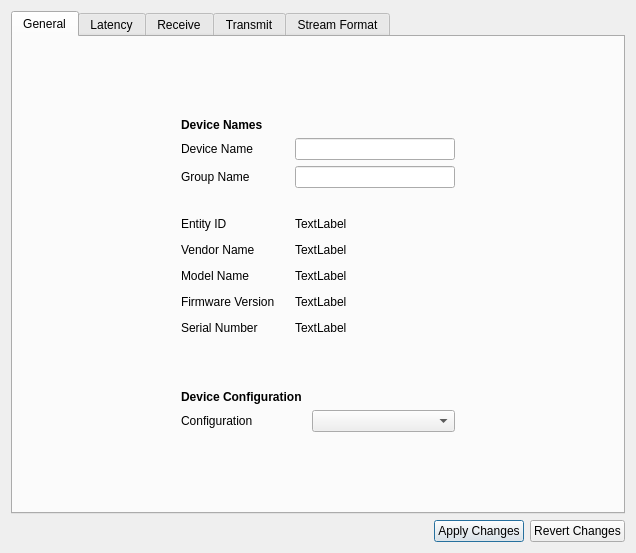
christophe-calmejane/Hive, file src/deviceDetailsDialog.ui: the form before one commit.
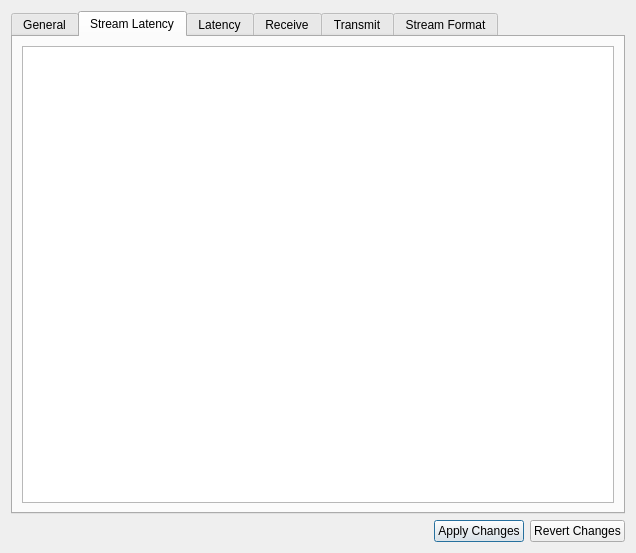
The form after the commit. The open tabs and pages were chosen to show the change.

Commit message: Added new LatencyTab in DeviceDetails

What changed in the file:
```diff
--- a/src/deviceDetailsDialog.ui
+++ b/src/deviceDetailsDialog.ui
@@ -70,7 +70,6 @@
                         <widget class="QLabel" name="label_4">
                           <property name="font">
                             <font>
-                              <weight>75</weight>
                               <bold>true</bold>
                             </font>
                           </property>
@@ -256,7 +255,6 @@
                         <widget class="QLabel" name="label_5">
                           <property name="font">
                             <font>
-                              <weight>75</weight>
                               <bold>true</bold>
                             </font>
                           </property>
@@ -307,6 +305,16 @@
               </item>
             </layout>
           </widget>
+     <widget class="QWidget" name="tabLatencies">
+      <attribute name="title">
+       <string>Stream Latency</string>
+      </attribute>
+      <layout class="QVBoxLayout" name="verticalLayout_7">
+       <item>
+        <widget class="QTableView" name="tableViewLatency"/>
+       </item>
+      </layout>
+     </widget>
           <widget class="QWidget" name="tabLatency">
             <attribute name="title">
               <string>Latency</string>
```
Left out of the diff: 3 changed lines with no effect on the pictures. Lines whose indentation alone changed are shown as unchanged. The commit also changes 6 other files.
